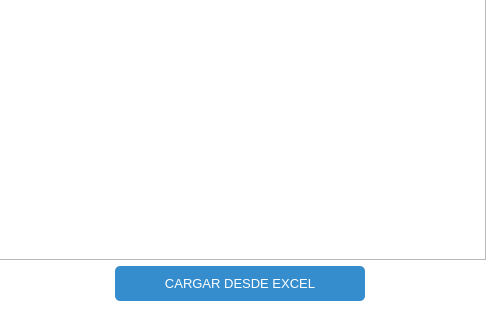
This is screen_tabla_contadores.ui in lreyesm/MiRutaDesktop as Qt 5 draws it before an edit; both pictures show x 768 to 1263 and y 329 to 649 of the 1263 by 649 pixel window. The edited form follows.
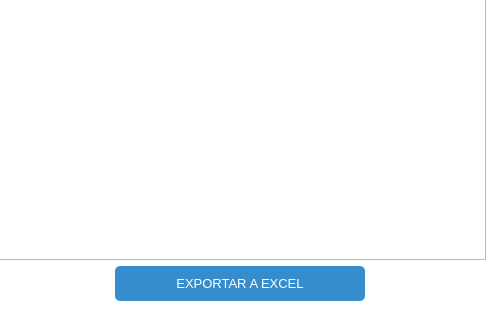
This is the edited form. Icons and pictures are not drawn. Custom widgets are drawn as their Qt base class.

The edit to the form file:
```diff
--- a/screen_tabla_contadores.ui
+++ b/screen_tabla_contadores.ui
@@ -767,7 +767,7 @@
 }</string>
           </property>
           <property name="text">
-           <string>CARGAR DESDE EXCEL</string>
+           <string>EXPORTAR A EXCEL</string>
           </property>
           <property name="flat">
            <bool>true</bool>
```
